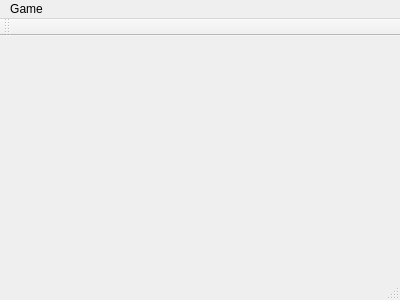
jason928594357/Qsanguosha, file src/dialog/mainwindow.ui: the form before one commit.
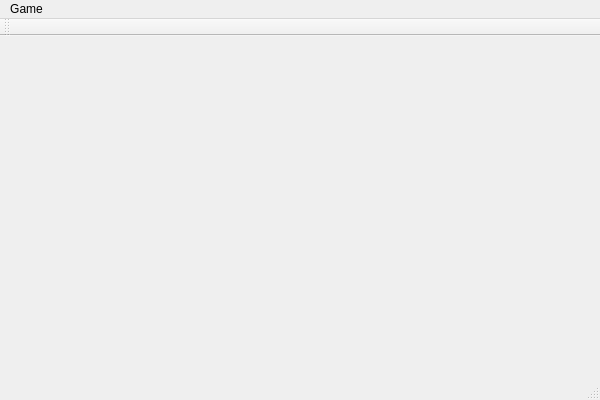
The form after the commit.

Commit message: 添加按钮

The edit to the form file:
```diff
--- a/src/dialog/mainwindow.ui
+++ b/src/dialog/mainwindow.ui
@@ -6,8 +6,8 @@
    <rect>
     <x>0</x>
     <y>0</y>
-    <width>400</width>
-    <height>300</height>
+    <width>600</width>
+    <height>400</height>
    </rect>
   </property>
   <property name="windowTitle">
@@ -19,17 +19,17 @@
     <rect>
      <x>0</x>
      <y>0</y>
-     <width>400</width>
-     <height>23</height>
+     <width>600</width>
+     <height>21</height>
     </rect>
    </property>
-   <widget class="QMenu" name="menuGamen">
+   <widget class="QMenu" name="menuGame">
     <property name="title">
      <string>Game</string>
     </property>
     <addaction name="actionStart_Game"/>
    </widget>
-   <addaction name="menuGamen"/>
+   <addaction name="menuGame"/>
   </widget>
   <widget class="QToolBar" name="mainToolBar">
    <attribute name="toolBarArea">
```
Left out of the diff: 11 changed lines with no effect on the pictures.
